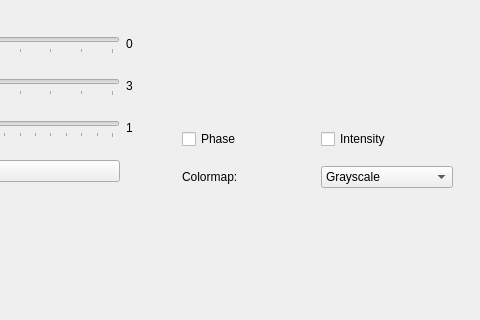
Old version of the form QRayleighSommerfeld.ui in the repository jabacousnac/PyQt-Projects; both pictures show x 258 to 738 and y 642 to 962 of the 738 by 1096 pixel window.
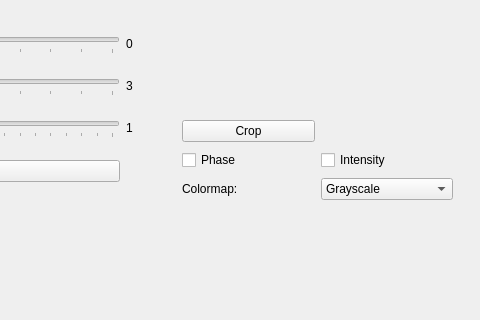
New version of the form.

Commit message: started cropping feature, changed array to 2D, need to fix display of propagated image

```diff
--- a/QRayleighSommerfeld.ui
+++ b/QRayleighSommerfeld.ui
@@ -149,7 +149,7 @@
      <x>440</x>
      <y>760</y>
      <width>271</width>
-     <height>81</height>
+     <height>86</height>
     </rect>
    </property>
    <layout class="QGridLayout" name="gridLayout_2">
@@ -229,6 +229,13 @@
       </property>
      </widget>
     </item>
+    <item row="0" column="0">
+     <widget class="QPushButton" name="getCrop">
+      <property name="text">
+       <string>Crop</string>
+      </property>
+     </widget>
+    </item>
    </layout>
   </widget>
   <widget class="QLabel" name="labelImage">
```
The commit also changes 1 other file.
